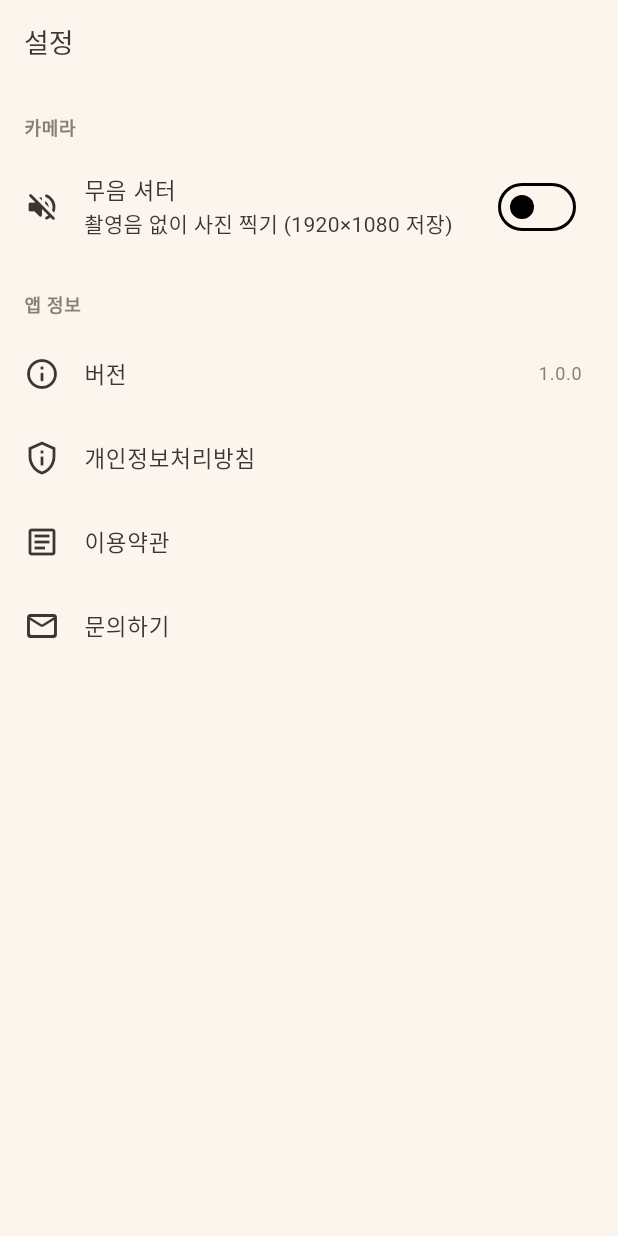
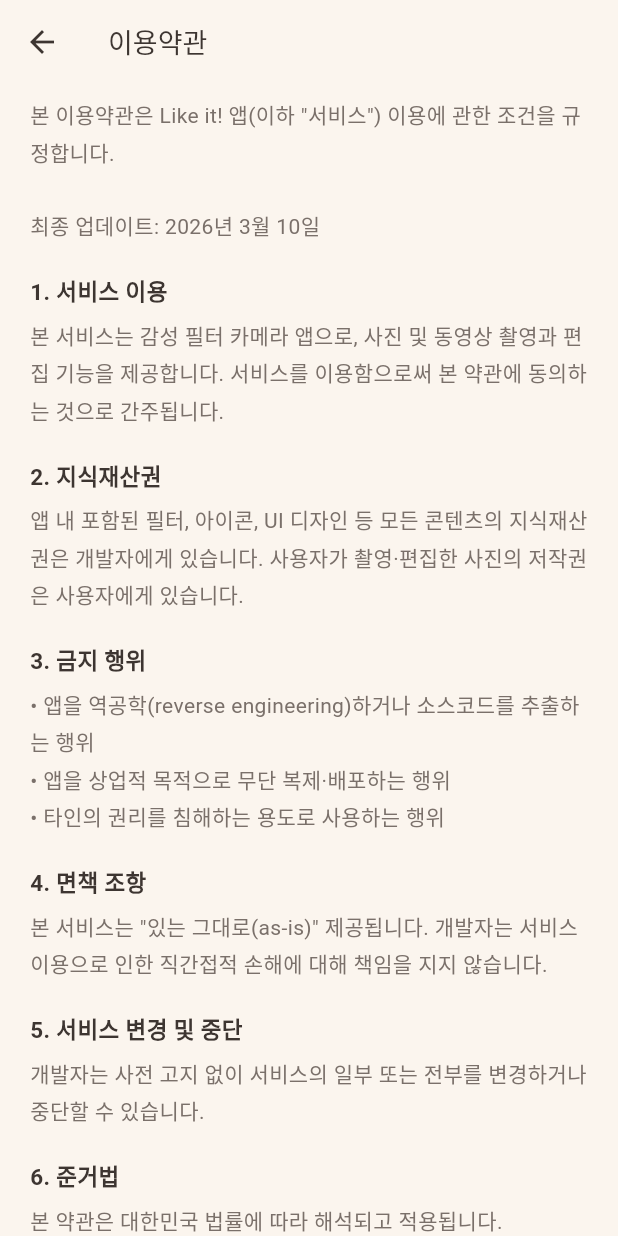
Before and after one commit to moonkj/moodfilm, a Flutter app: the SettingsScreen screen opened by its route, after a tap on "이용약관", on a phone screen of 412 x 824 dp. Run offline on Flutter 3.47's test engine with Material 3 defaults, Android fonts, the phone set to English and light mode, and no system bars; our stand-ins replace flutter_riverpod, go_router, google_fonts, hive_flutter, share_plus, video_player; missing offline and left inert: photo_manager, purchases_flutter; accounts and stored records are empty; Roboto replaces fonts that are missing (Pretendard).

Commit message:
feat: 개인정보처리방침/이용약관 앱 내 화면으로 표시 — 세션 24
Co-Authored-By: Claude Sonnet 4.6 <noreply@anthropic.com>

```diff
--- /dev/null
+++ b/lib/features/settings/presentation/policy_screen.dart
@@ -0,0 +1,182 @@
+import 'package:flutter/material.dart';
+import '../../../core/constants/app_colors.dart';
+
+class PolicyScreen extends StatelessWidget {
+  const PolicyScreen({super.key, required this.title, required this.sections});
+
+  final String title;
+  final List<PolicySection> sections;
+
+  // ── 개인정보처리방침 ──────────────────────────────────────────────────
+  static const privacyPolicy = PolicyScreen(
+    title: '개인정보처리방침',
+    sections: [
+      PolicySection(
+        heading: null,
+        body:
+            'Like it! (이하 "앱")은 사용자의 개인정보를 중요하게 생각합니다. '
+            '본 방침은 앱을 사용할 때 어떤 정보가 수집되고 어떻게 사용되는지 설명합니다.\n\n'
+            '최종 업데이트: 2026년 3월 10일',
+      ),
+      PolicySection(
+        heading: '1. 수집하는 정보',
+        body:
+            '본 앱은 다음 정보에 접근합니다.\n\n'
+            '• 카메라 — 사진 및 동영상 촬영을 위해 사용됩니다. 촬영된 이미지는 기기 내에서만 처리되며 외부 서버로 전송되지 않습니다.\n\n'
+            '• 사진 라이브러리 — 갤러리에서 사진/동영상을 불러오거나 편집 결과물을 저장하기 위해 사용됩니다.\n\n'
+            '• 마이크 — 동영상 녹화 시 오디오를 함께 녹음하기 위해 사용됩니다.',
+      ),
+      PolicySection(
+        heading: '2. 수집하지 않는 정보',
+        body:
+            '• 이름, 이메일, 전화번호 등 개인 식별 정보를 수집하지 않습니다.\n'
+            '• 위치 정보를 수집하지 않습니다.\n'
+            '• 광고 식별자(IDFA)를 수집하거나 사용하지 않습니다.\n'
+            '• 사용자 행동 데이터를 외부 서비스로 전송하지 않습니다.',
+      ),
+      PolicySection(
+        heading: '3. 데이터 처리 방식',
+        body:
+            '앱에서 촬영하거나 불러온 사진/동영상은 오직 기기 내에서만 처리됩니다. '
+            '모든 필터 적용 및 편집 작업은 온디바이스(On-device)로 이루어지며, '
+            '어떠한 이미지도 외부 서버로 전송되지 않습니다.',
+      ),
+      PolicySection(
+        heading: '4. 제3자 서비스',
+        body: '본 앱은 현재 제3자 분석·광고·트래킹 서비스를 사용하지 않습니다.',
+      ),
+      PolicySection(
+        heading: '5. 데이터 보관',
+        body:
+            '앱 내에서 생성된 결과물(편집된 사진, 필터 설정값 등)은 사용자의 기기에만 저장됩니다. '
+            '앱을 삭제하면 앱과 관련된 모든 데이터가 함께 삭제됩니다.',
+      ),
+      PolicySection(
+        heading: '6. 어린이 개인정보 보호',
+        body:
+            '본 앱은 만 4세 이상 전체 연령을 대상으로 하며, '
+            '13세 미만 어린이의 개인정보를 의도적으로 수집하지 않습니다.',
+      ),
+      PolicySection(
+        heading: '7. 권한 관리',
+        body:
+            '앱에 부여된 권한(카메라, 사진 라이브러리, 마이크)은 '
+            'iOS 설정 → 개인정보 보호에서 언제든지 변경하거나 철회할 수 있습니다.',
+      ),
+      PolicySection(
+        heading: '8. 문의',
+        body: '개인정보처리방침에 관한 문의사항이 있으시면 아래로 연락해 주세요.\n\nimurmkj@gmail.com',
+      ),
+      PolicySection(
+        heading: '9. 방침 변경',
+        body:
+            '본 방침이 변경될 경우 앱 업데이트를 통해 공지합니다. '
+            '지속적인 앱 사용은 변경된 방침에 동의한 것으로 간주됩니다.',
+      ),
+    ],
+  );
+
+  // ── 이용약관 ──────────────────────────────────────────────────────────
+  static const termsOfService = PolicyScreen(
+    title: '이용약관',
+    sections: [
+      PolicySection(
+        heading: null,
+        body:
+            '본 이용약관은 Like it! 앱(이하 "서비스") 이용에 관한 조건을 규정합니다.\n\n'
+            '최종 업데이트: 2026년 3월 10일',
+      ),
+      PolicySection(
+        heading: '1. 서비스 이용',
+        body:
+            '본 서비스는 감성 필터 카메라 앱으로, 사진 및 동영상 촬영과 편집 기능을 제공합니다. '
+            '서비스를 이용함으로써 본 약관에 동의하는 것으로 간주됩니다.',
+      ),
+      PolicySection(
+        heading: '2. 지식재산권',
+        body:
+            '앱 내 포함된 필터, 아이콘, UI 디자인 등 모든 콘텐츠의 지식재산권은 개발자에게 있습니다. '
+            '사용자가 촬영·편집한 사진의 저작권은 사용자에게 있습니다.',
+      ),
+      PolicySection(
+        heading: '3. 금지 행위',
+        body:
+            '• 앱을 역공학(reverse engineering)하거나 소스코드를 추출하는 행위\n'
+            '• 앱을 상업적 목적으로 무단 복제·배포하는 행위\n'
+            '• 타인의 권리를 침해하는 용도로 사용하는 행위',
+      ),
+      PolicySection(
+        heading: '4. 면책 조항',
+        body:
+            '본 서비스는 "있는 그대로(as-is)" 제공됩니다. '
+            '개발자는 서비스 이용으로 인한 직간접적 손해에 대해 책임을 지지 않습니다.',
+      ),
+      PolicySection(
+        heading: '5. 서비스 변경 및 중단',
+        body:
+            '개발자는 사전 고지 없이 서비스의 일부 또는 전부를 변경하거나 중단할 수 있습니다.',
+      ),
+      PolicySection(
+        heading: '6. 준거법',
+        body: '본 약관은 대한민국 법률에 따라 해석되고 적용됩니다.',
+      ),
+      PolicySection(
+        heading: '7. 문의',
+        body: '이용약관에 관한 문의사항은 아래로 연락해 주세요.\n\nimurmkj@gmail.com',
+      ),
+    ],
+  );
+
+  @override
+  Widget build(BuildContext context) {
+    return Scaffold(
+      backgroundColor: AppColors.primary,
+      appBar: AppBar(
+        title: Text(title),
+        backgroundColor: AppColors.primary,
+        elevation: 0,
+      ),
+      body: ListView.builder(
+        padding: const EdgeInsets.fromLTRB(20, 8, 20, 40),
+        itemCount: sections.length,
+        itemBuilder: (context, i) {
+          final s = sections[i];
+          return Padding(
+            padding: const EdgeInsets.only(bottom: 20),
+            child: Column(
+              crossAxisAlignment: CrossAxisAlignment.start,
+              children: [
+                if (s.heading != null) ...[
+                  Text(
+                    s.heading!,
+                    style: const TextStyle(
+                      fontSize: 15,
+                      fontWeight: FontWeight.w600,
+                      color: Color(0xFF3D3531),
+                      height: 1.4,
+                    ),
+                  ),
+                  const SizedBox(height: 6),
+                ],
+                Text(
+                  s.body,
+                  style: const TextStyle(
+                    fontSize: 14,
+                    color: Color(0xFF7A706A),
+                    height: 1.7,
+                  ),
+                ),
+              ],
+            ),
+          );
+        },
+      ),
+    );
+  }
+}
+
+class PolicySection {
+  const PolicySection({required this.heading, required this.body});
+  final String? heading;
+  final String body;
+}
--- a/lib/features/settings/presentation/settings_screen.dart
+++ b/lib/features/settings/presentation/settings_screen.dart
@@ -1,8 +1,10 @@
 import 'package:flutter/material.dart';
+import 'package:url_launcher/url_launcher.dart';
 import '../../../core/constants/app_colors.dart';
 import '../../../core/constants/app_typography.dart';
 import '../../../core/services/storage_service.dart';
 import '../../../native_plugins/camera_engine/camera_engine.dart';
+import 'policy_screen.dart';
 
 class SettingsScreen extends StatefulWidget {
   const SettingsScreen({super.key});
@@ -51,17 +53,29 @@ class _SettingsScreenState extends State<SettingsScreen> {
               ListTile(
                 leading: const Icon(Icons.privacy_tip_outlined),
                 title: const Text('개인정보처리방침'),
-                onTap: () {},
+                trailing: const Icon(Icons.chevron_right, size: 18, color: Color(0xFFBBB6B2)),
+                onTap: () => Navigator.push(
+                  context,
+                  MaterialPageRoute(builder: (_) => PolicyScreen.privacyPolicy),
+                ),
               ),
               ListTile(
                 leading: const Icon(Icons.article_outlined),
                 title: const Text('이용약관'),
-                onTap: () {},
+                trailing: const Icon(Icons.chevron_right, size: 18, color: Color(0xFFBBB6B2)),
+                onTap: () => Navigator.push(
+                  context,
+                  MaterialPageRoute(builder: (_) => PolicyScreen.termsOfService),
+                ),
               ),
               ListTile(
                 leading: const Icon(Icons.mail_outline_rounded),
                 title: const Text('문의하기'),
-                onTap: () {},
+                trailing: const Icon(Icons.chevron_right, size: 18, color: Color(0xFFBBB6B2)),
+                onTap: () => launchUrl(
+                  Uri.parse('mailto:imurmkj@gmail.com?subject=Like it! 문의'),
+                  mode: LaunchMode.externalApplication,
+                ),
               ),
             ],
           ),
```
